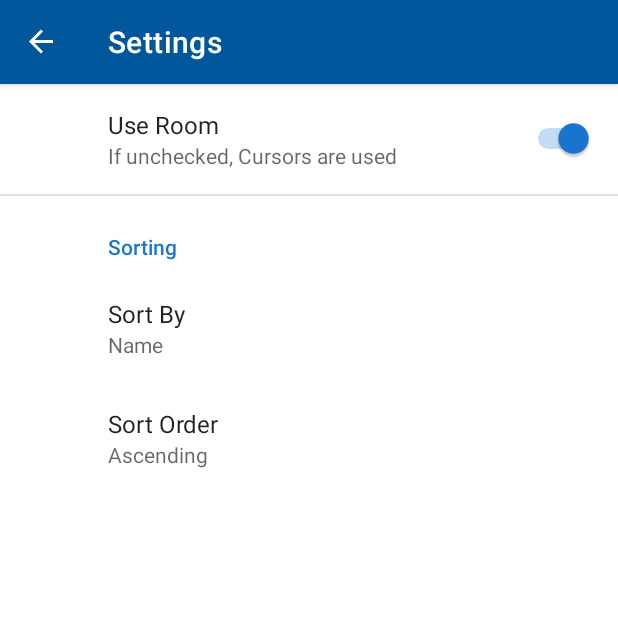
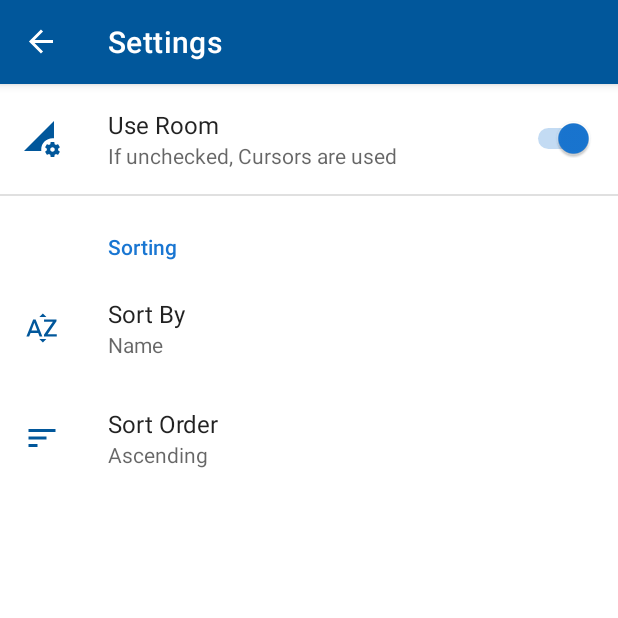
Before and after one commit to yaromchikV/E-Cars, an Android app: the SettingsFragment screen opened through its navigation route, on a phone screen of 412 x 824 dp, the top half of it. Run offline under Robolectric (Android 15) with nearby library versions, the phone set to English and light mode, and no system bars; our stand-ins replace Room's generated code, androidx.preference, navigation-ui.

Commit message:
feat: add icons to settings

```diff
--- /dev/null
+++ b/app/src/main/res/drawable/ic_data_setting.xml
@@ -0,0 +1,10 @@
+<vector xmlns:android="http://schemas.android.com/apk/res/android"
+    android:width="24dp"
+    android:height="24dp"
+    android:tint="@color/primaryColor"
+    android:viewportWidth="24"
+    android:viewportHeight="24">
+    <path
+        android:fillColor="@android:color/white"
+        android:pathData="M18.99,11.5c0.34,0 0.67,0.03 1,0.07L20,0 0,20h11.56c-0.04,-0.33 -0.07,-0.66 -0.07,-1 0,-4.14 3.36,-7.5 7.5,-7.5zM22.7,19.49c0.02,-0.16 0.04,-0.32 0.04,-0.49 0,-0.17 -0.01,-0.33 -0.04,-0.49l1.06,-0.83c0.09,-0.08 0.12,-0.21 0.06,-0.32l-1,-1.73c-0.06,-0.11 -0.19,-0.15 -0.31,-0.11l-1.24,0.5c-0.26,-0.2 -0.54,-0.37 -0.85,-0.49l-0.19,-1.32c-0.01,-0.12 -0.12,-0.21 -0.24,-0.21h-2c-0.12,0 -0.23,0.09 -0.25,0.21l-0.19,1.32c-0.3,0.13 -0.59,0.29 -0.85,0.49l-1.24,-0.5c-0.11,-0.04 -0.24,0 -0.31,0.11l-1,1.73c-0.06,0.11 -0.04,0.24 0.06,0.32l1.06,0.83c-0.02,0.16 -0.03,0.32 -0.03,0.49 0,0.17 0.01,0.33 0.03,0.49l-1.06,0.83c-0.09,0.08 -0.12,0.21 -0.06,0.32l1,1.73c0.06,0.11 0.19,0.15 0.31,0.11l1.24,-0.5c0.26,0.2 0.54,0.37 0.85,0.49l0.19,1.32c0.02,0.12 0.12,0.21 0.25,0.21h2c0.12,0 0.23,-0.09 0.25,-0.21l0.19,-1.32c0.3,-0.13 0.59,-0.29 0.84,-0.49l1.25,0.5c0.11,0.04 0.24,0 0.31,-0.11l1,-1.73c0.06,-0.11 0.03,-0.24 -0.06,-0.32l-1.07,-0.83zM18.99,20.5c-0.83,0 -1.5,-0.67 -1.5,-1.5s0.67,-1.5 1.5,-1.5 1.5,0.67 1.5,1.5 -0.67,1.5 -1.5,1.5z" />
+</vector>
--- /dev/null
+++ b/app/src/main/res/drawable/ic_sort_by.xml
@@ -0,0 +1,10 @@
+<vector xmlns:android="http://schemas.android.com/apk/res/android"
+    android:width="24dp"
+    android:height="24dp"
+    android:tint="@color/primaryColor"
+    android:viewportWidth="24"
+    android:viewportHeight="24">
+    <path
+        android:fillColor="@android:color/white"
+        android:pathData="M14.94,4.66h-4.72l2.36,-2.36zM10.25,19.37h4.66l-2.33,2.33zM6.1,6.27L1.6,17.73h1.84l0.92,-2.45h5.11l0.92,2.45h1.84L7.74,6.27L6.1,6.27zM4.97,13.64l1.94,-5.18 1.94,5.18L4.97,13.64zM15.73,16.14h6.12v1.59h-8.53v-1.29l5.92,-8.56h-5.88v-1.6h8.3v1.26l-5.93,8.6z" />
+</vector>
--- /dev/null
+++ b/app/src/main/res/drawable/ic_sort_order.xml
@@ -0,0 +1,10 @@
+<vector xmlns:android="http://schemas.android.com/apk/res/android"
+    android:width="24dp"
+    android:height="24dp"
+    android:tint="@color/primaryColor"
+    android:viewportWidth="24"
+    android:viewportHeight="24">
+    <path
+        android:fillColor="@android:color/white"
+        android:pathData="M3,18h6v-2L3,16v2zM3,6v2h18L21,6L3,6zM3,13h12v-2L3,11v2z" />
+</vector>
--- a/app/src/main/res/xml/settings.xml
+++ b/app/src/main/res/xml/settings.xml
@@ -2,6 +2,7 @@
 
     <SwitchPreference
         app:defaultValue="true"
+        app:icon="@drawable/ic_data_setting"
         app:key="implementation"
         app:summary="If unchecked, Cursors are used"
         app:title="Use Room" />
@@ -11,6 +12,7 @@
             app:defaultValue="name"
             app:entries="@array/sort_by_entries"
             app:entryValues="@array/sort_by_values"
+            app:icon="@drawable/ic_sort_by"
             app:key="sort_by"
             app:title="Sort By"
             app:useSimpleSummaryProvider="true" />
@@ -19,6 +21,7 @@
             app:defaultValue="ASC"
             app:entries="@array/sort_order_entries"
             app:entryValues="@array/sort_order_values"
+            app:icon="@drawable/ic_sort_order"
             app:key="sort_order"
             app:title="Sort Order"
             app:useSimpleSummaryProvider="true" />
```
